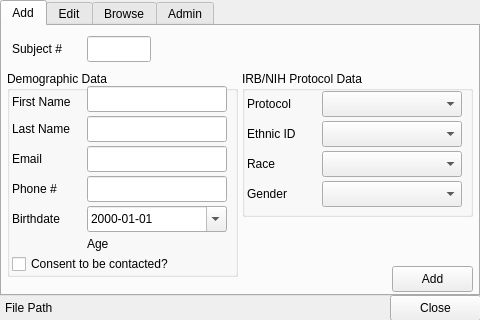
Qt form src/psylab/subject_manager/subject_manager_ui.ui (cbrown1/psylab) before a commit.
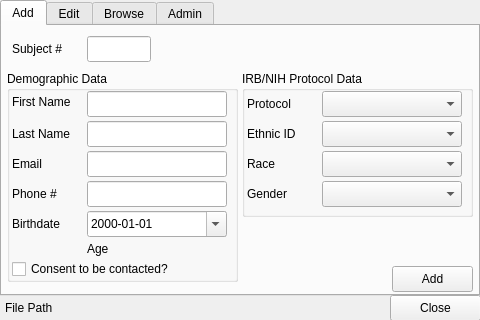
The same form after that commit. The open tabs and pages were chosen to show the change.

Commit message: subject_manager: got the edit_protocol behavior right, but still can't style the dateedit correctly.

Diff of the .ui file:
```diff
--- a/src/psylab/subject_manager/subject_manager_ui.ui
+++ b/src/psylab/subject_manager/subject_manager_ui.ui
@@ -77,7 +77,7 @@
        <x>5</x>
        <y>45</y>
        <width>231</width>
-       <height>206</height>
+       <height>211</height>
       </rect>
      </property>
      <property name="title">
@@ -87,7 +87,7 @@
       <property name="geometry">
        <rect>
         <x>5</x>
-        <y>80</y>
+        <y>85</y>
         <width>80</width>
         <height>16</height>
        </rect>
@@ -100,7 +100,7 @@
       <property name="geometry">
        <rect>
         <x>80</x>
-        <y>135</y>
+        <y>140</y>
         <width>140</width>
         <height>26</height>
        </rect>
@@ -116,7 +116,7 @@
       <property name="geometry">
        <rect>
         <x>5</x>
-        <y>110</y>
+        <y>115</y>
         <width>80</width>
         <height>16</height>
        </rect>
@@ -129,7 +129,7 @@
       <property name="geometry">
        <rect>
         <x>80</x>
-        <y>45</y>
+        <y>50</y>
         <width>140</width>
         <height>26</height>
        </rect>
@@ -139,7 +139,7 @@
       <property name="geometry">
        <rect>
         <x>5</x>
-        <y>140</y>
+        <y>145</y>
         <width>80</width>
         <height>16</height>
        </rect>
@@ -152,7 +152,7 @@
       <property name="geometry">
        <rect>
         <x>5</x>
-        <y>50</y>
+        <y>55</y>
         <width>80</width>
         <height>16</height>
        </rect>
@@ -165,7 +165,7 @@
       <property name="geometry">
        <rect>
         <x>80</x>
-        <y>75</y>
+        <y>80</y>
         <width>140</width>
         <height>26</height>
        </rect>
@@ -175,7 +175,7 @@
       <property name="geometry">
        <rect>
         <x>80</x>
-        <y>105</y>
+        <y>110</y>
         <width>140</width>
         <height>26</height>
        </rect>
@@ -198,7 +198,7 @@
       <property name="geometry">
        <rect>
         <x>80</x>
-        <y>15</y>
+        <y>20</y>
         <width>140</width>
         <height>26</height>
        </rect>
@@ -208,7 +208,7 @@
       <property name="geometry">
        <rect>
         <x>5</x>
-        <y>180</y>
+        <y>185</y>
         <width>196</width>
         <height>26</height>
        </rect>
@@ -221,7 +221,7 @@
       <property name="geometry">
        <rect>
         <x>80</x>
-        <y>165</y>
+        <y>170</y>
         <width>91</width>
         <height>16</height>
        </rect>
```
Left out of the diff: 16 changed lines with no effect on the pictures. The commit also changes 1 other file.
